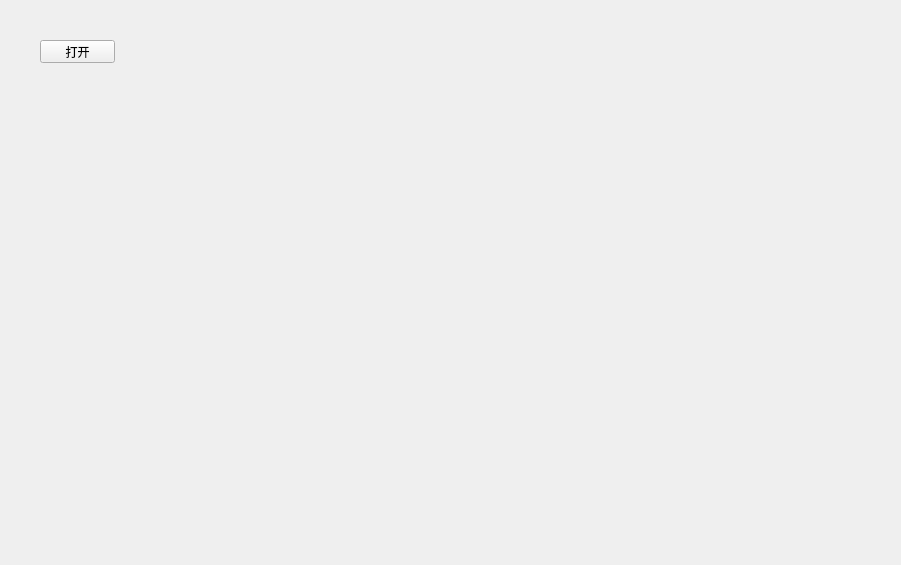
Above: mainwidget.ui from cx-star/ShiTangZhangDan before the change. Below: the same form after it.
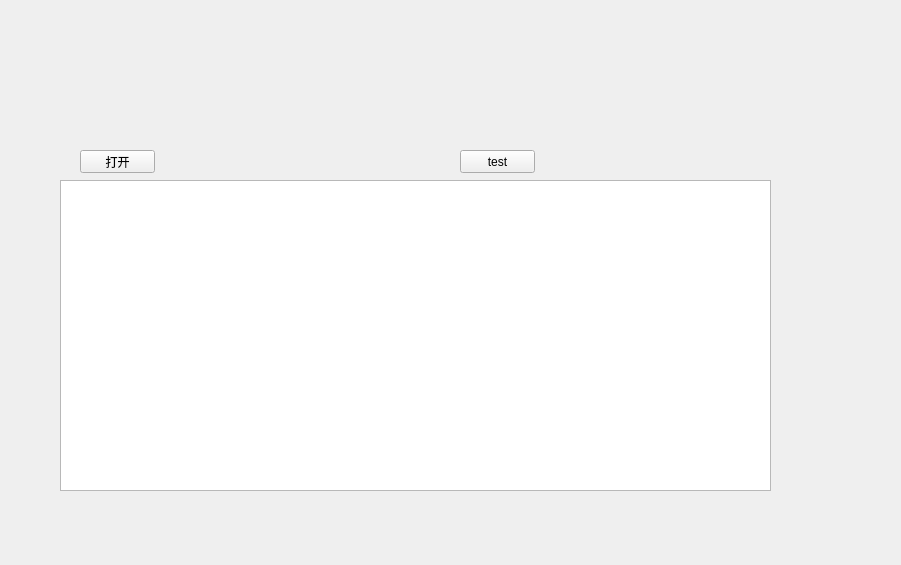
That is the form after the change.

Patch:
```diff
--- a/mainwidget.ui
+++ b/mainwidget.ui
@@ -16,8 +16,8 @@
   <widget class="QPushButton" name="pushButtonOpen">
    <property name="geometry">
     <rect>
-     <x>40</x>
-     <y>40</y>
+     <x>80</x>
+     <y>150</y>
      <width>75</width>
      <height>23</height>
     </rect>
@@ -26,6 +26,29 @@
     <string>打开</string>
    </property>
   </widget>
+  <widget class="QPushButton" name="pushButton">
+   <property name="geometry">
+    <rect>
+     <x>460</x>
+     <y>150</y>
+     <width>75</width>
+     <height>23</height>
+    </rect>
+   </property>
+   <property name="text">
+    <string>test</string>
+   </property>
+  </widget>
+  <widget class="QPlainTextEdit" name="plainTextEdit">
+   <property name="geometry">
+    <rect>
+     <x>60</x>
+     <y>180</y>
+     <width>711</width>
+     <height>311</height>
+    </rect>
+   </property>
+  </widget>
  </widget>
  <layoutdefault spacing="6" margin="11"/>
  <resources/>
```
